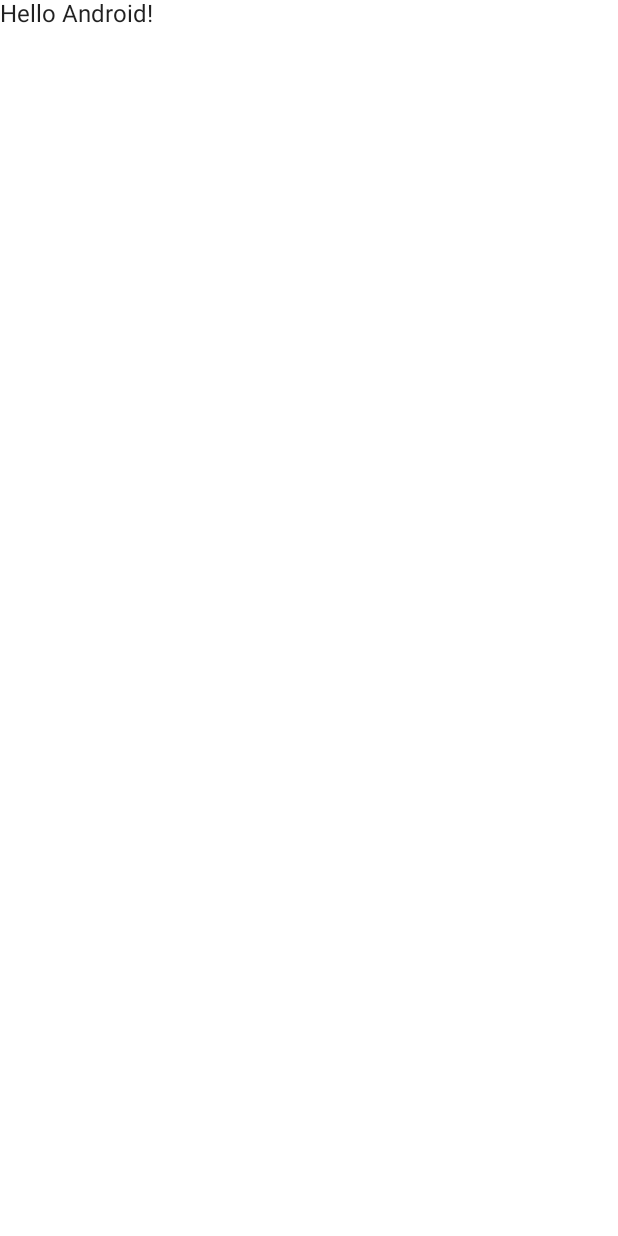
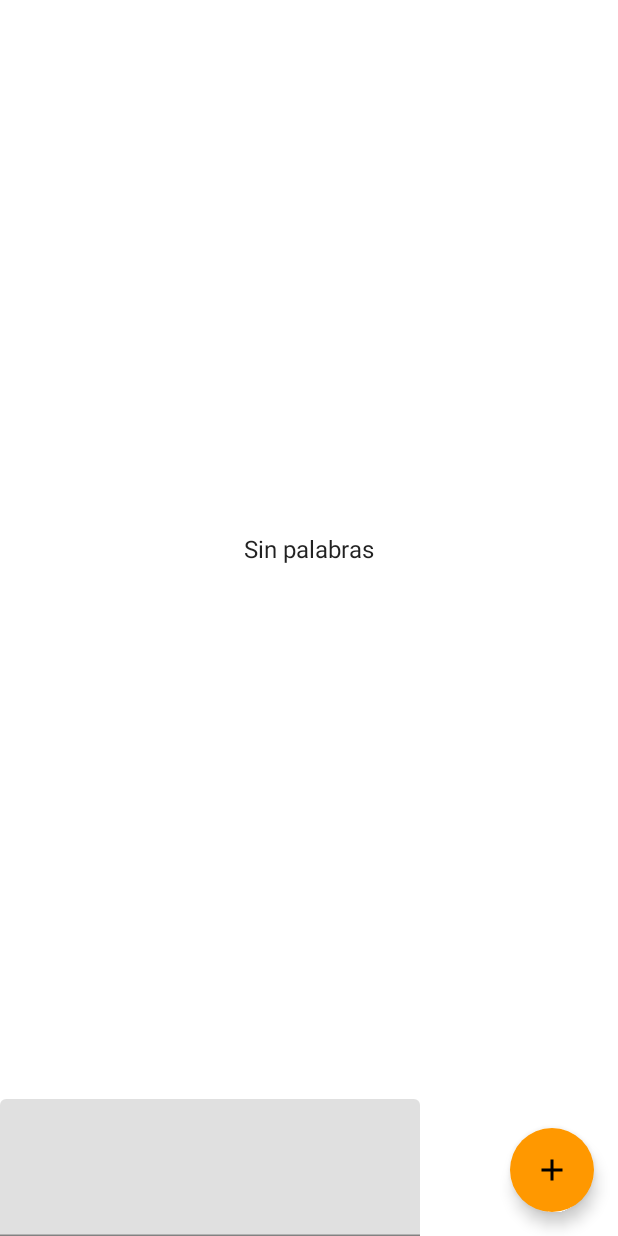
Before and after one commit to leslydp/Room, an Android app built with Jetpack Compose: the screen it shows after launch (MainActivity), on a phone screen of 412 x 824 dp. Before the commit the screen is almost empty. Run offline under Robolectric (Android 15) with nearby library versions, the phone set to English and light mode, and no system bars; our stand-ins replace Dagger/Hilt's generated code, Room's generated code.

Commit message:
Add implementations

```diff
--- a/app/src/main/java/com/inmersoft/room/MainActivity.kt
+++ b/app/src/main/java/com/inmersoft/room/MainActivity.kt
@@ -3,23 +3,46 @@ package com.inmersoft.room
 import android.os.Bundle
 import androidx.activity.ComponentActivity
 import androidx.activity.compose.setContent
-import androidx.compose.material.MaterialTheme
-import androidx.compose.material.Surface
-import androidx.compose.material.Text
-import androidx.compose.runtime.Composable
+import androidx.activity.viewModels
+import androidx.compose.foundation.layout.*
+import androidx.compose.foundation.lazy.LazyColumn
+import androidx.compose.foundation.lazy.items
+import androidx.compose.foundation.text.KeyboardActions
+import androidx.compose.foundation.text.KeyboardOptions
+import androidx.compose.material.*
+import androidx.compose.material.icons.Icons
+import androidx.compose.material.icons.filled.Add
+import androidx.compose.runtime.*
+import androidx.compose.runtime.saveable.rememberSaveable
+import androidx.compose.ui.Alignment
+import androidx.compose.ui.Modifier
+import androidx.compose.ui.graphics.Color
+import androidx.compose.ui.res.painterResource
+import androidx.compose.ui.res.stringResource
+import androidx.compose.ui.text.input.TextFieldValue
 import androidx.compose.ui.tooling.preview.Preview
+import androidx.compose.ui.unit.dp
+import androidx.hilt.navigation.compose.hiltViewModel
+import androidx.lifecycle.viewmodel.compose.viewModel
+import com.inmersoft.room.data.source.local.entity.Word
 import com.inmersoft.room.ui.theme.RoomTheme
 import dagger.hilt.android.AndroidEntryPoint
+import kotlin.random.Random
 
 @AndroidEntryPoint
 class MainActivity : ComponentActivity() {
+
+
     override fun onCreate(savedInstanceState: Bundle?) {
+
         super.onCreate(savedInstanceState)
         setContent {
             RoomTheme {
                 // A surface container using the 'background' color from the theme
                 Surface(color = MaterialTheme.colors.background) {
-                    Greeting("Android")
+
+                    HomeScreen()
+
                 }
             }
         }
@@ -27,14 +50,67 @@ class MainActivity : ComponentActivity() {
 }
 
 @Composable
-fun Greeting(name: String) {
-    Text(text = "Hello $name!")
-}
+fun HomeScreen(wordViewModel: WordViewModel = hiltViewModel()) {
 
-@Preview(showBackground = true)
-@Composable
-fun DefaultPreview() {
-    RoomTheme {
-        Greeting("Android")
+    val allWords = wordViewModel.allWords.collectAsState(initial = null)
+    val textState = remember { mutableStateOf(TextFieldValue()) }
+
+    Scaffold(
+        modifier = Modifier.fillMaxSize(),
+        floatingActionButton = {
+            FloatingActionButton(onClick = {
+
+                val word = Word(textState.value.text)
+                wordViewModel.insert(word = word)
+                textState.value = TextFieldValue()
+            })
+            {
+                Icon(
+                    imageVector = Icons.Default.Add,
+                    contentDescription = stringResource(
+                        id = R.string.add_icon_text
+                    )
+
+                )
+            }
+        }
+    ) {
+        allWords.value?.let { listOfWord ->
+            Column(modifier = Modifier.fillMaxSize()) {
+                if (listOfWord.isEmpty())
+                    Box(
+                        modifier = Modifier
+                            .fillMaxSize()
+                            .weight(8f),
+                        contentAlignment = Alignment.Center
+                    ) {
+                        Text(
+                            text = "Sin palabras"
+                        )
+                    }
+                else
+
+                    LazyColumn(
+                        modifier = Modifier
+                            .fillMaxSize()
+                            .weight(8f)
+                    ) {
+                        item {
+                            Text(text = "Words")
+                        }
+                        items(listOfWord) { currentWord ->
+                            Text(text = "Words: ${currentWord.word}")
+                        }
+                    }
+
+
+                TextField(
+                    modifier = Modifier.weight(1f),
+                    value = textState.value,
+                    onValueChange = { newStateText ->
+                        textState.value = newStateText
+                    })
+            }
+        }
     }
 }
--- a/app/src/main/java/com/inmersoft/room/WordViewModel.kt
+++ b/app/src/main/java/com/inmersoft/room/WordViewModel.kt
@@ -1,6 +1,8 @@
 package com.inmersoft.room
 
 import androidx.lifecycle.*
+import com.inmersoft.room.data.source.local.entity.Word
+import com.inmersoft.room.data.source.repository.WordRepository
 import dagger.hilt.android.lifecycle.HiltViewModel
 import kotlinx.coroutines.Dispatchers
 import kotlinx.coroutines.flow.Flow
@@ -8,7 +10,7 @@ import kotlinx.coroutines.launch
 import javax.inject.Inject
 
 @HiltViewModel
-class WordViewModel @Inject constructor (private val repository: WordRepository) : ViewModel() {
+class WordViewModel @Inject constructor(private val repository: WordRepository) : ViewModel() {
 
     // Using LiveData and caching what allWords returns has several benefits:
     // - We can put an observer on the data (instead of polling for changes) and only update the
@@ -20,7 +22,7 @@ class WordViewModel @Inject constructor (private val repository: WordRepository)
     /**
      * Launching a new coroutine to insert the data in a non-blocking way
      */
-    fun insert(word: Word) = viewModelScope.launch(Dispatchers.IO) {
+    fun insert(word: Word) = viewModelScope.launch(Dispatchers.Main) {
         repository.insert(word)
     }
 }
--- a/app/src/main/java/com/inmersoft/room/WordRoomDatabase.kt
+++ b/app/src/main/java/com/inmersoft/room/data/source/local/WordRoomDatabase.kt
@@ -1,14 +1,16 @@
-package com.inmersoft.room
+package com.inmersoft.room.data.source.local
 
 import android.content.Context
 import androidx.room.Database
 import androidx.room.Room
 import androidx.room.RoomDatabase
+import com.inmersoft.room.data.source.local.entity.Word
+import com.inmersoft.room.data.source.local.dao.WordDao
 
 
 // Annotates class to be a Room Database with a table (entity) of the Word class
-@Database(entities = arrayOf(Word::class), version = 1, exportSchema = false)
-public abstract class WordRoomDatabase : RoomDatabase() {
+@Database(entities = [Word::class], version = 1, exportSchema = false)
+abstract class WordRoomDatabase : RoomDatabase() {
 
     abstract fun wordDao(): WordDao
 
--- a/app/src/main/java/com/inmersoft/room/WordDao.kt
+++ b/app/src/main/java/com/inmersoft/room/data/source/local/dao/WordDao.kt
@@ -1,10 +1,10 @@
-package com.inmersoft.room
+package com.inmersoft.room.data.source.local.dao
 
 import androidx.room.Dao
 import androidx.room.Insert
 import androidx.room.OnConflictStrategy
 import androidx.room.Query
-import com.inmersoft.room.Word
+import com.inmersoft.room.data.source.local.entity.Word
 import kotlinx.coroutines.flow.Flow
 
 @Dao
--- a/app/src/main/java/com/inmersoft/room/Word.kt
+++ b/app/src/main/java/com/inmersoft/room/data/source/local/entity/Word.kt
@@ -1,4 +1,4 @@
-package com.inmersoft.room
+package com.inmersoft.room.data.source.local.entity
 
 import androidx.room.ColumnInfo
 import androidx.room.Entity
--- a/app/src/main/java/com/inmersoft/room/hilt/di/DatabaseModule.kt
+++ b/app/src/main/java/com/inmersoft/room/hilt/di/DatabaseModule.kt
@@ -2,8 +2,9 @@ package com.inmersoft.room.hilt.di
 
 import android.content.Context
 import androidx.room.Room
-import com.inmersoft.room.WordDao
-import com.inmersoft.room.WordRoomDatabase
+import com.inmersoft.room.data.source.local.dao.WordDao
+import com.inmersoft.room.data.source.local.WordRoomDatabase
+import com.inmersoft.room.data.source.repository.WordRepository
 import dagger.Module
 import dagger.Provides
 import dagger.hilt.InstallIn
@@ -17,11 +18,15 @@ object DatabaseModule {
     @Provides
     @Singleton
     fun provideDatabase(@ApplicationContext appContext: Context): WordRoomDatabase {
-        return Room.databaseBuilder(
-            appContext,
-            WordRoomDatabase::class.java,
-            "logging.db"
-        ).build()
+        return WordRoomDatabase.getDatabase(
+            appContext
+        )
+    }
+
+    @Provides
+    @Singleton
+    fun providesRepository(wordDao: WordDao): WordRepository {
+        return WordRepository(wordDao = wordDao)
     }
 
     @Provides
--- a/app/src/main/java/com/inmersoft/room/ui/theme/Color.kt
+++ b/app/src/main/java/com/inmersoft/room/ui/theme/Color.kt
@@ -5,4 +5,4 @@ import androidx.compose.ui.graphics.Color
 val Purple200 = Color(0xFFBB86FC)
 val Purple500 = Color(0xFF6200EE)
 val Purple700 = Color(0xFF3700B3)
-val Teal200 = Color(0xFF03DAC5)
+val Teal200 = Color(0xFFFF9800)
```
Also changed, not shown: app/src/main/java/com/inmersoft/room/data/source/repository/WordRepository.kt (renamed from app/src/main/java/com/inmersoft/room/WordRepository.kt, +8 -7 lines), gradle/wrapper/gradle-wrapper.properties.
